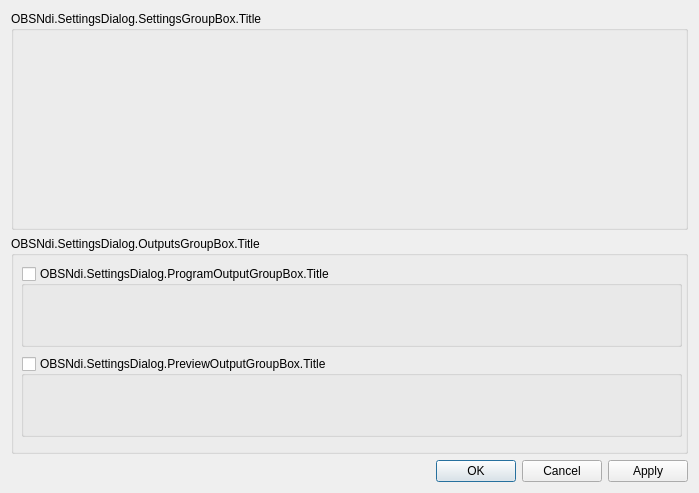
DistroAV/DistroAV, file src/forms/SettingsDialog.ui: the form before one commit.
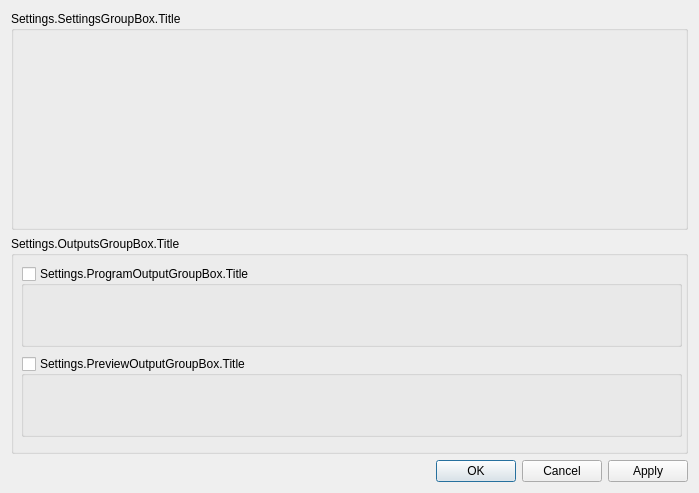
The form after the commit.

Commit message: Base: Update locale string ids

What changed in the file:
```diff
--- a/src/forms/SettingsDialog.ui
+++ b/src/forms/SettingsDialog.ui
@@ -17,7 +17,7 @@
    <item>
     <widget class="QGroupBox" name="settingsGroupBox">
      <property name="title">
-      <string>OBSNdi.SettingsDialog.SettingsGroupBox.Title</string>
+      <string>Settings.SettingsGroupBox.Title</string>
      </property>
      <widget class="QWidget" name="formLayoutWidget">
       <property name="geometry">
@@ -35,7 +35,7 @@
    <item>
     <widget class="QGroupBox" name="outputsGroupBox">
      <property name="title">
-      <string>OBSNdi.SettingsDialog.OutputsGroupBox.Title</string>
+      <string>Settings.OutputsGroupBox.Title</string>
      </property>
      <widget class="QGroupBox" name="programOutputGroupBox">
       <property name="geometry">
@@ -47,7 +47,7 @@
        </rect>
       </property>
       <property name="title">
-       <string>OBSNdi.SettingsDialog.ProgramOutputGroupBox.Title</string>
+       <string>Settings.ProgramOutputGroupBox.Title</string>
       </property>
       <property name="checkable">
        <bool>true</bool>
@@ -66,7 +66,7 @@
        </rect>
       </property>
       <property name="title">
-       <string>OBSNdi.SettingsDialog.PreviewOutputGroupBox.Title</string>
+       <string>Settings.PreviewOutputGroupBox.Title</string>
       </property>
       <property name="checkable">
        <bool>true</bool>
```
The commit also changes 2 other files.
